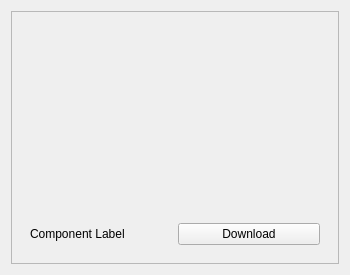
Qt form src/interface/widgets/component/item_view.ui (AmulyaParitosh/Component_Library_Plugin) before a commit.
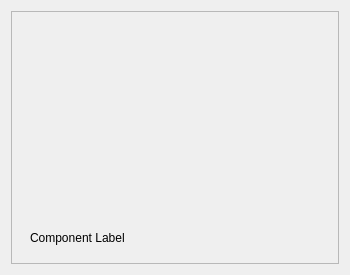
The same form after that commit. Custom widgets are drawn as their Qt base class.

Commit message: chore: Remove unused download button from item view and refactor notification widget removal in window.py. added button to addComponentToFreeCAD document

```diff
--- a/src/interface/widgets/component/item_view.ui
+++ b/src/interface/widgets/component/item_view.ui
@@ -62,13 +62,6 @@
            </property>
           </widget>
          </item>
-         <item>
-          <widget class="QPushButton" name="pushButton">
-           <property name="text">
-            <string>Download</string>
-           </property>
-          </widget>
-         </item>
         </layout>
        </widget>
       </item>
```
The commit also changes 6 other files.
